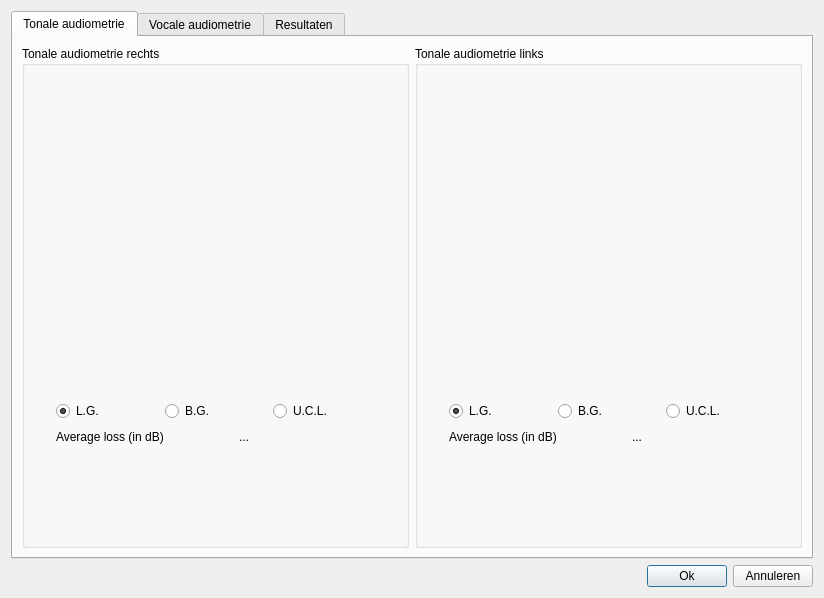
This is AudioAdmin/ui/measurements.ui in Roelio81/audioadmin as Qt 5 draws it before an edit. The edited form follows.
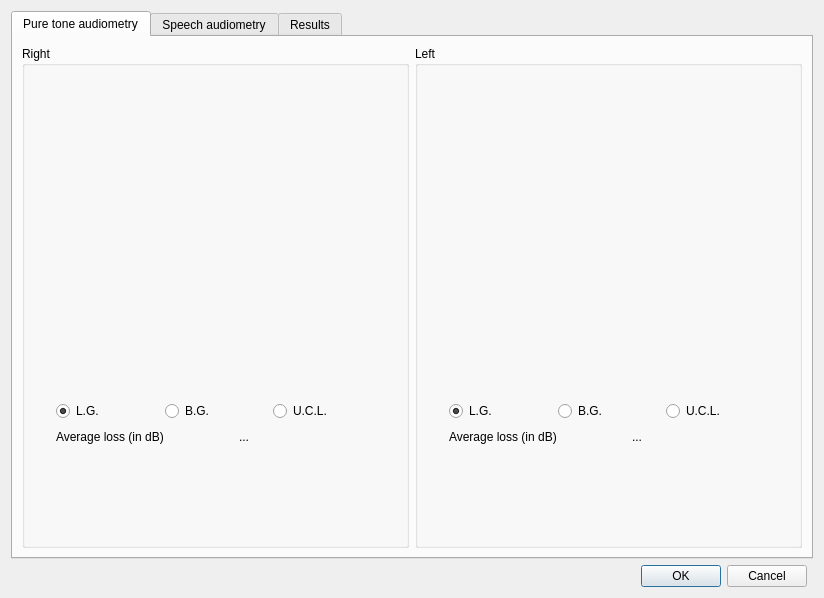
This is the edited form. Icons and pictures are not drawn. Custom widgets are drawn as their Qt base class.

Commit message: More work on translations for letters and measurements

Patch:
```diff
--- a/AudioAdmin/ui/measurements.ui
+++ b/AudioAdmin/ui/measurements.ui
@@ -27,20 +27,20 @@
    <bool>true</bool>
   </property>
   <layout class="QGridLayout" name="gridLayout_9">
-   <item row="0" column="0" colspan="3">
+   <item row="0" column="0" colspan="2">
     <widget class="QTabWidget" name="tabWidget">
      <property name="currentIndex">
       <number>0</number>
      </property>
      <widget class="QWidget" name="t_tonaleAudiometrie">
       <attribute name="title">
-       <string>Tonale audiometrie</string>
+       <string>Pure tone audiometry</string>
       </attribute>
       <layout class="QGridLayout" name="gridLayout_10">
        <item row="0" column="0">
         <widget class="QGroupBox" name="g_tonaleAudiometrieRechts">
          <property name="title">
-          <string>Tonale audiometrie rechts</string>
+          <string>Right</string>
          </property>
          <layout class="QGridLayout" name="gridLayout_4">
           <item row="0" column="0" rowspan="2">
@@ -187,7 +187,7 @@
        <item row="0" column="1">
         <widget class="QGroupBox" name="g_tonaleAudiometrieLinks">
          <property name="title">
-          <string>Tonale audiometrie links</string>
+          <string>Left</string>
          </property>
          <layout class="QGridLayout" name="gridLayout_5">
           <item row="0" column="0" rowspan="2">
@@ -335,7 +335,7 @@
      </widget>
      <widget class="QWidget" name="m_vocaleAudiometrie">
       <attribute name="title">
-       <string>Vocale audiometrie</string>
+       <string>Speech audiometry</string>
       </attribute>
       <layout class="QGridLayout" name="gridLayout_8">
        <item row="0" column="0">
@@ -492,7 +492,7 @@
      </widget>
      <widget class="QWidget" name="t_resultaten">
       <attribute name="title">
-       <string>Resultaten</string>
+       <string>Results</string>
       </attribute>
       <layout class="QGridLayout" name="gridLayout_3">
        <item row="0" column="0">
@@ -808,29 +808,9 @@
     </widget>
    </item>
    <item row="1" column="0">
-    <spacer name="horizontalSpacer">
-     <property name="orientation">
-      <enum>Qt::Horizontal</enum>
-     </property>
-     <property name="sizeHint" stdset="0">
-      <size>
-       <width>278</width>
-       <height>20</height>
-      </size>
-     </property>
-    </spacer>
-   </item>
-   <item row="1" column="1">
-    <widget class="QPushButton" name="b_ok">
-     <property name="text">
-      <string>Ok</string>
-     </property>
-    </widget>
-   </item>
-   <item row="1" column="2">
-    <widget class="QPushButton" name="b_annuleren">
-     <property name="text">
-      <string>Annuleren</string>
+    <widget class="QDialogButtonBox" name="buttonBox">
+     <property name="standardButtons">
+      <set>QDialogButtonBox::Cancel|QDialogButtonBox::Ok</set>
      </property>
     </widget>
    </item>
```
Left out of the diff: 46 changed lines with no effect on the pictures. The commit also changes 32 other files.
